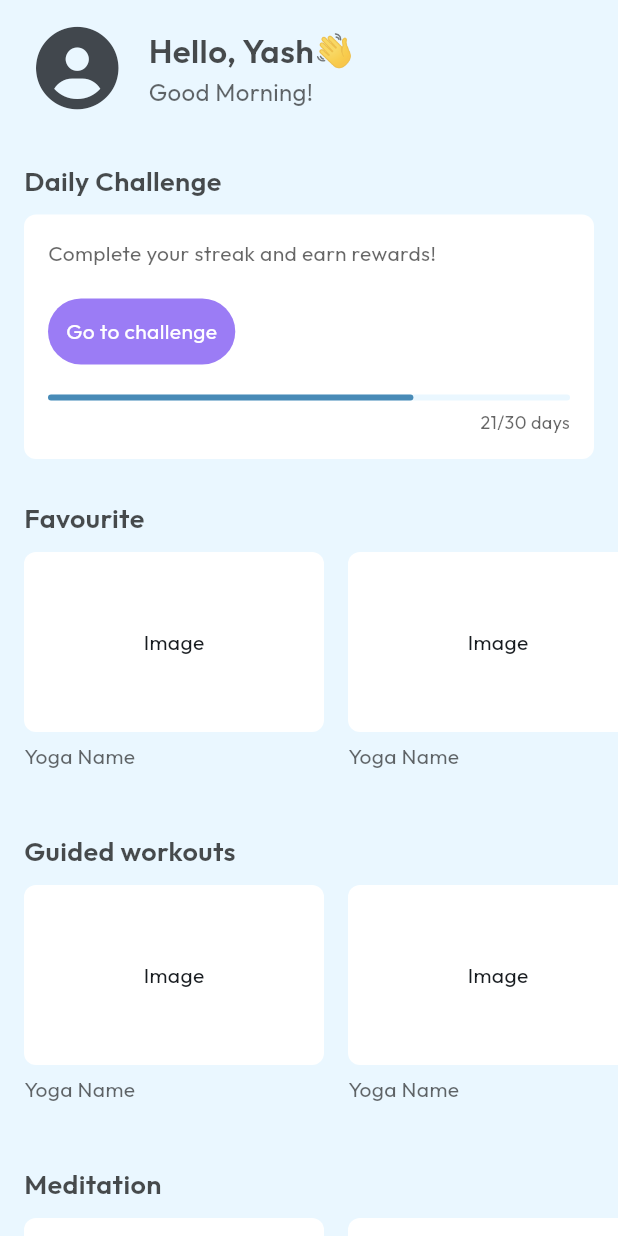
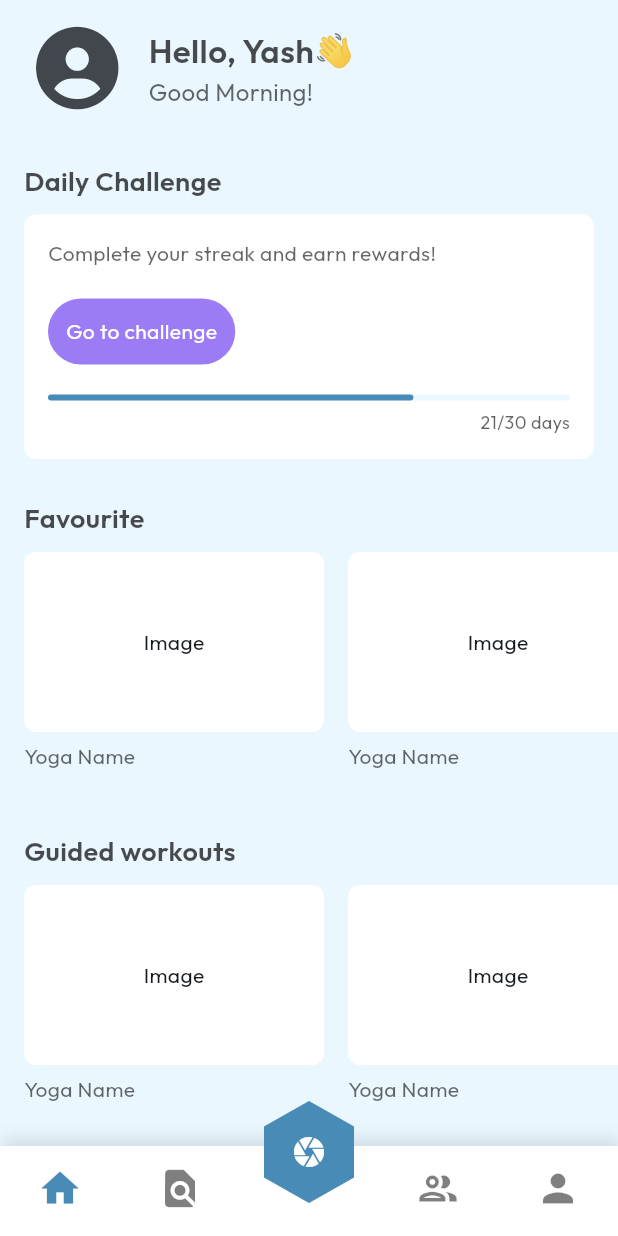
Before and after one commit to Yash-Khattar/YogZen, a Flutter app: the screen it shows after launch, on a phone screen of 412 x 824 dp. Run offline on Flutter 3.47's test engine with Material 2 defaults, Android fonts, the phone set to English and light mode, and no system bars; our stand-ins replace font_awesome_flutter, google_fonts.

Commit message:
NavBar and Fixing

```diff
--- /dev/null
+++ b/lib/components/hexagon.dart
@@ -0,0 +1,56 @@
+import 'package:flutter/material.dart';
+import 'package:yogzen/global/color.dart';
+
+class HexagonClipper extends CustomClipper<Path> {
+  @override
+  Path getClip(Size size) {
+    final path = Path();
+
+    double h = size.height;
+    double w = size.width;
+
+    path.moveTo(w / 2, 0);
+    path.lineTo(w, h / 4);
+    path.lineTo(w, 3 * h / 4);
+    path.lineTo(w / 2, h);
+    path.lineTo(0, 3 * h / 4);
+    path.lineTo(0, h / 4);
+    path.close();
+
+    return path;
+  }
+
+  @override
+  bool shouldReclip(CustomClipper<Path> oldClipper) {
+    return false;
+  }
+}
+
+class HexagonWidget extends StatelessWidget {
+  @override
+  Widget build(BuildContext context) {
+    return ClipPath(
+      clipper: HexagonClipper(),
+      child: Container(
+        decoration: BoxDecoration(
+          color: kdarkBlue,
+          boxShadow: [
+            BoxShadow(
+              offset: Offset(0, 4),
+              blurRadius: 4,
+              color: Colors.black12
+            ),
+          ],
+        ),
+        height: 68, // Set the height of your hexagon here
+        child: IconButton(
+          onPressed: () {},
+          icon: Icon(
+            Icons.camera,
+            color: Colors.white,
+          ),
+        ),
+      ),
+    );
+  }
+}
--- /dev/null
+++ b/lib/components/nav_bar.dart
@@ -0,0 +1,94 @@
+import 'package:flutter/material.dart';
+
+import 'package:yogzen/screens/community/community_screen.dart';
+import 'package:yogzen/screens/home/home.dart';
+import 'package:yogzen/screens/specific_needs/specific_needs.dart';
+import 'package:yogzen/screens/user_profile/user_page.dart';
+
+import '../../global/color.dart';
+import './hexagon.dart';
+
+class NavBar extends StatefulWidget {
+  final int idx;
+  final Function change;
+  const NavBar({
+    Key? key,
+    required this.idx,
+    required this.change,
+  }) : super(key: key);
+
+  @override
+  State<NavBar> createState() => _NavBarState();
+}
+
+class _NavBarState extends State<NavBar> {
+  @override
+  Widget build(BuildContext context) {
+    final width = MediaQuery.of(context).size.width;
+    return Stack(
+      clipBehavior: Clip.none,
+      children: [
+        Container(
+          decoration: BoxDecoration(
+            color: Colors.white,
+            boxShadow: [
+              BoxShadow(
+                blurRadius: 10,
+                offset: Offset(2, -4),
+                color: Colors.black12,
+              ),
+            ],
+          ),
+          width: width,
+          padding: EdgeInsets.fromLTRB(0, 4, 0, 8),
+          child: Row(
+            mainAxisAlignment: MainAxisAlignment.spaceAround,
+            children: [
+              IconButton(
+                onPressed: () => widget.change(0),
+                icon: Icon(
+                  Icons.home,
+                  size: 30,
+                  color: widget.idx == 0 ? kdarkBlue : kblackSubHeading.withOpacity(0.5),
+                ),
+              ),
+              IconButton(
+                onPressed:() => widget.change(1),
+                icon: Icon(
+                  Icons.find_in_page,
+                  size: 30,
+                  color: widget.idx == 1 ? kdarkBlue : kblackSubHeading.withOpacity(0.5),
+                ),
+              ),
+              SizedBox(
+                width: 60,
+              ),
+              IconButton(
+                onPressed: () => widget.change(2),
+                icon: Icon(
+                  Icons.people_outlined,
+                  size: 30,
+                  color: widget.idx == 2 ? kdarkBlue : kblackSubHeading.withOpacity(0.5),
+                ),
+              ),
+              IconButton(
+                onPressed: () => widget.change(3),
+                icon: Icon(
+                  Icons.person,
+                  size: 30,
+                  color: widget.idx == 3 ? kdarkBlue : kblackSubHeading.withOpacity(0.5),
+                ),
+              ),
+            ],
+          ),
+        ),
+        Positioned(
+          child: HexagonWidget(),
+          top: -30,
+          left: width/2 - 30,
+          right: width/2 - 30,
+        )
+      ],
+    );
+  }
+}
--- /dev/null
+++ b/lib/components/nav_bar_scree.dart
@@ -0,0 +1,39 @@
+import 'package:flutter/material.dart';
+import 'package:yogzen/components/nav_bar.dart';
+import 'package:yogzen/screens/community/community_screen.dart';
+import 'package:yogzen/screens/home/home.dart';
+import 'package:yogzen/screens/specific_needs/specific_needs.dart';
+import 'package:yogzen/screens/user_profile/user_page.dart';
+
+class NavScreen extends StatefulWidget {
+  static const routeName = "/tabScreen";
+  const NavScreen({super.key});
+
+  @override
+  State<NavScreen> createState() => _NavScreenState();
+}
+
+class _NavScreenState extends State<NavScreen> {
+  final _pages = [
+    HomeScreen(),
+    SpecificNeeds(),
+    CommunityScreen(),
+    userPageScreen(),
+  ];
+
+  var _selected = 0;
+
+  void _changeScreen(val) {
+    setState(() {
+      _selected = val;
+    });
+  }
+
+  @override
+  Widget build(BuildContext context) {
+    return Scaffold(
+      bottomNavigationBar: NavBar(idx: _selected, change: _changeScreen),
+      body: _pages[_selected],
+    );
+  }
+}
--- a/lib/screens/home/components/yoga_card.dart
+++ b/lib/components/yoga_card.dart
@@ -2,7 +2,9 @@ import 'package:flutter/material.dart';
 import 'package:yogzen/global/color.dart';
 
 class YogaCard extends StatelessWidget {
-  const YogaCard({super.key});
+  final double height;
+  final double width;
+  const YogaCard({super.key, this.height = 120.0, this.width = 200.0});
 
   @override
   Widget build(BuildContext context) {
@@ -12,8 +14,8 @@ class YogaCard extends StatelessWidget {
         crossAxisAlignment: CrossAxisAlignment.start,
         children: [
           Container(
-            height: 120,
-            width: 200,
+            height: height,
+            width: width,
             decoration: BoxDecoration(
               color: Colors.white,
               borderRadius: BorderRadius.circular(8),
--- a/lib/main.dart
+++ b/lib/main.dart
@@ -1,8 +1,10 @@
 import 'package:flutter/material.dart';
 import 'package:google_fonts/google_fonts.dart';
+import 'package:yogzen/components/nav_bar_scree.dart';
 import 'package:yogzen/global/color.dart';
 import 'package:yogzen/screens/community/community_screen.dart';
 import 'package:yogzen/screens/home/home.dart';
+import 'package:yogzen/screens/specific_needs/specific_needs.dart';
 import 'package:yogzen/screens/user_profile/user_page.dart';
 
 void main() {
@@ -22,6 +24,11 @@ class MyApp extends StatelessWidget {
           fontFamily: GoogleFonts.outfit().fontFamily,
           useMaterial3: true,
           textTheme: TextTheme(
+            displayLarge: TextStyle(
+              fontSize: 28,
+              fontWeight: FontWeight.w600,
+              color: kblackHeading,
+            ),
             headlineLarge: TextStyle(
               fontSize: 20,
               fontWeight: FontWeight.w600,
@@ -33,7 +40,14 @@ class MyApp extends StatelessWidget {
               color: kblackHeading,
             ),
           )),
-      home: const HomeScreen(),
+      home: const NavScreen(),
+      routes: {
+        NavScreen.routeName: (context) => NavScreen(),
+        HomeScreen.routeName: (context) => HomeScreen(),
+        userPageScreen.routeName: (context) => userPageScreen(),
+        SpecificNeeds.routeName: (context) => SpecificNeeds(),
+        CommunityScreen.routeName: (context) => CommunityScreen(),
+      },
     );
   }
 }
--- a/lib/screens/community/community_screen.dart
+++ b/lib/screens/community/community_screen.dart
@@ -3,6 +3,7 @@ import "package:yogzen/global/color.dart";
 import "package:yogzen/screens/community/components/post_card.dart";
 
 class CommunityScreen extends StatefulWidget {
+  static const routeName = "/communityScreen";
   const CommunityScreen({super.key});
 
   @override
@@ -38,14 +39,13 @@ class _CommunityScreenState extends State<CommunityScreen> {
       body: SafeArea(
         child: SingleChildScrollView(
           child: Padding(
-            padding: const EdgeInsets.only(left: 16),
+            padding: const EdgeInsets.fromLTRB(16, 16, 0, 0),
             child: Column(
               crossAxisAlignment: CrossAxisAlignment.start,
               children: [
-                const SizedBox(height: 10),
                 Text(
                   "Community",
-                  style: Theme.of(context).textTheme.headlineLarge,
+                  style: Theme.of(context).textTheme.displayLarge,
                 ),
 
                 //Yog Gurus
--- a/lib/screens/home/home.dart
+++ b/lib/screens/home/home.dart
@@ -1,10 +1,12 @@
 import 'package:flutter/material.dart';
 import 'package:font_awesome_flutter/font_awesome_flutter.dart';
 import 'package:yogzen/global/color.dart';
-import 'package:yogzen/screens/home/components/yoga_card.dart';
 import 'package:yogzen/screens/user_profile/user_page.dart';
 
+import '../../components/yoga_card.dart';
+
 class HomeScreen extends StatefulWidget {
+  static const routeName = "/homeScreen";
   const HomeScreen({super.key});
 
   @override
@@ -115,15 +117,13 @@ class _HomeScreenState extends State<HomeScreen> {
                         borderRadius: BorderRadius.all(Radius.circular(8)),
                       ),
                       const SizedBox(height: 6),
-                      Align(
-                        alignment: Alignment.centerRight,
-                        child: Expanded(
-                          child: Text(
-                            "21/30 days",
-                            textAlign: TextAlign.right,
-                            style: TextStyle(
-                                color: kblackSubHeading, fontSize: 12),
-                          ),
+                      Container(
+                        width: double.infinity,
+                        child: Text(
+                          "21/30 days",
+                          textAlign: TextAlign.right,
+                          style: TextStyle(
+                              color: kblackSubHeading, fontSize: 12),
                         ),
                       ),
                     ],
--- a/lib/screens/user_profile/user_page.dart
+++ b/lib/screens/user_profile/user_page.dart
@@ -2,6 +2,7 @@ import 'package:flutter/material.dart';
 import 'package:yogzen/global/color.dart';
 
 class userPageScreen extends StatelessWidget {
+  static const routeName = "/userPageScreen";
   const userPageScreen({super.key});
 
   @override
@@ -198,7 +199,9 @@ class userPageScreen extends StatelessWidget {
                     const SizedBox(
                       height: 5,
                     ),
-                    const Row(
+                    FittedBox(
+                      fit: BoxFit.scaleDown,
+                      child: const Row(
                         mainAxisAlignment: MainAxisAlignment.center,
                         children: [
                           CircleAvatar(
@@ -228,6 +231,7 @@ class userPageScreen extends StatelessWidget {
                           ),
                         ],
                       ),
+                    ),
                   ],
                 ),
               ),
```
Also changed, not shown: lib/screens/specific_needs/specific_needs.dart (added, +114 -0 lines). Lines whose indentation alone changed are shown as unchanged.
